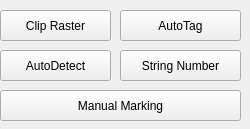
sensehawk/qgis_plugin, file windows/therm_tools.ui: the form before one commit.
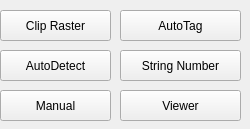
The form after the commit.

Commit message: resolving merge conflict & therm_viewer.ui addition

```diff
--- a/windows/therm_tools.ui
+++ b/windows/therm_tools.ui
@@ -112,12 +112,28 @@
     <rect>
      <x>0</x>
      <y>90</y>
-     <width>241</width>
+     <width>111</width>
      <height>31</height>
     </rect>
    </property>
    <property name="text">
-    <string>Manual Marking</string>
+    <string>Manual</string>
+   </property>
+   <property name="checkable">
+    <bool>true</bool>
+   </property>
+  </widget>
+  <widget class="QPushButton" name="viewer_button">
+   <property name="geometry">
+    <rect>
+     <x>120</x>
+     <y>90</y>
+     <width>121</width>
+     <height>31</height>
+    </rect>
+   </property>
+   <property name="text">
+    <string>Viewer</string>
    </property>
    <property name="checkable">
     <bool>true</bool>
```
The commit also changes 4 other files.
